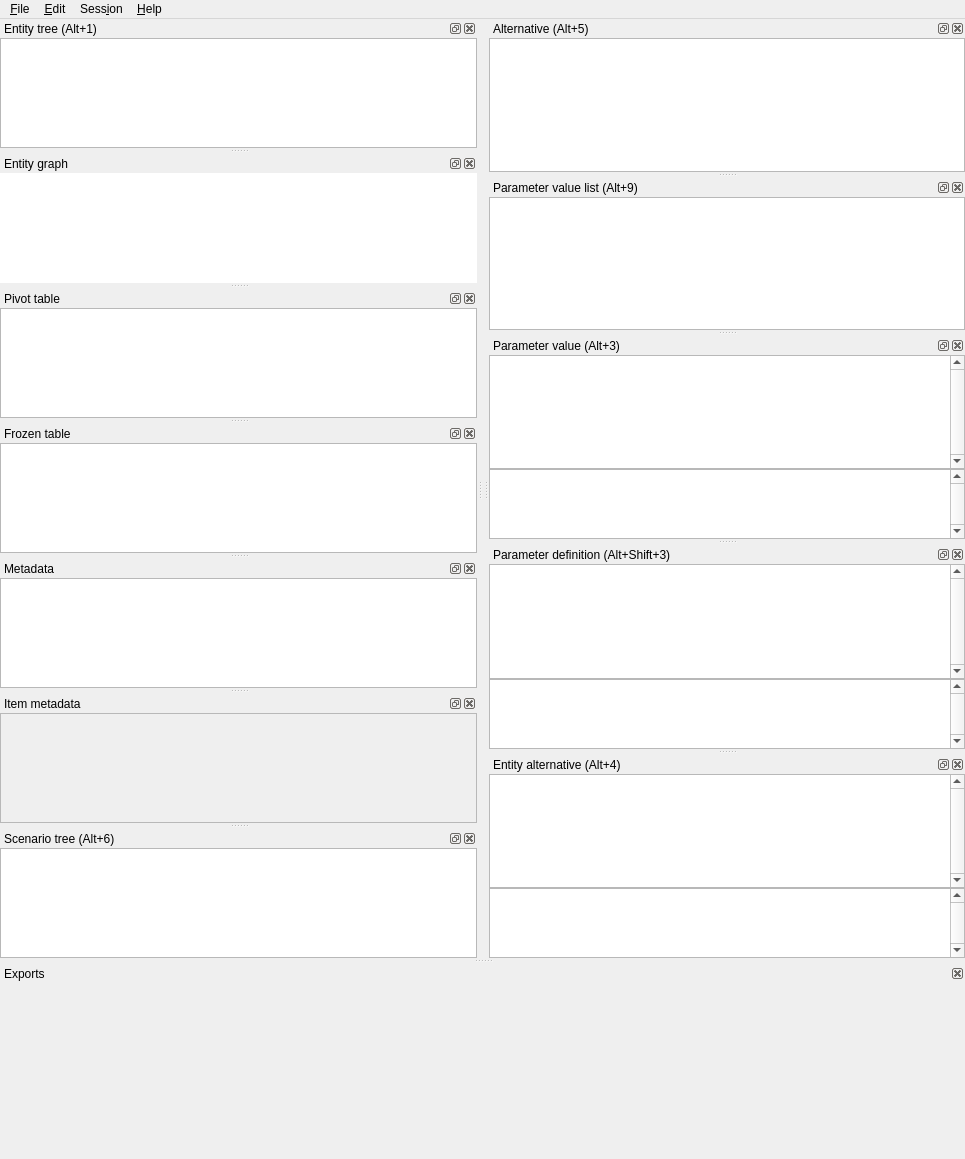
First picture: the form in spinetoolbox/spine_db_editor/ui/spine_db_editor_window.ui, repository spine-tools/Spine-Toolbox, before the edit.
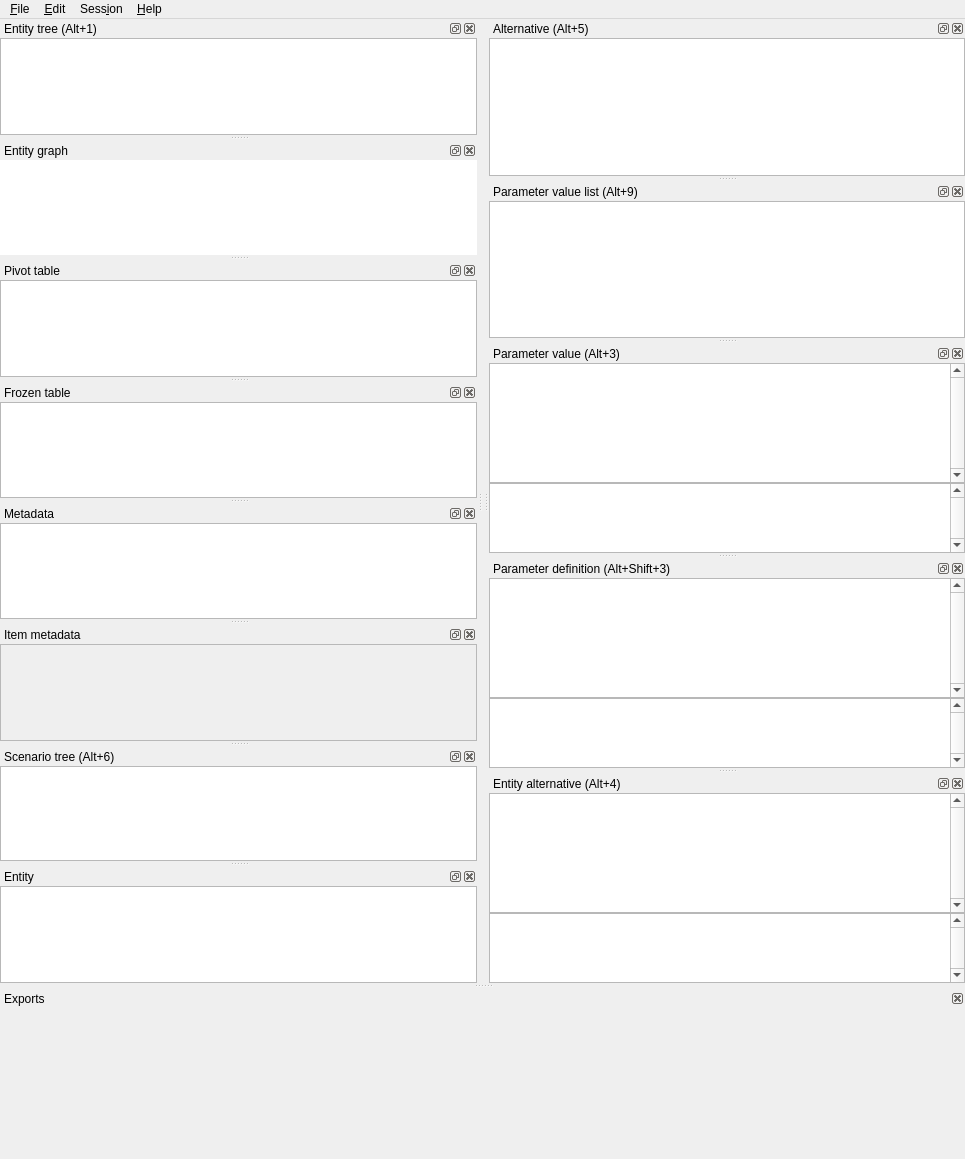
Second picture: the form after the edit. Icons and pictures are not drawn. Custom widgets are drawn as their Qt base class.

Commit message:
Fix multiple issues with copying/pasting in stacked tables
Commas as db item separators now work.
Excel TRUEs and FALSEs too.

Re #3008

```diff
--- a/spinetoolbox/spine_db_editor/ui/spine_db_editor_window.ui
+++ b/spinetoolbox/spine_db_editor/ui/spine_db_editor_window.ui
@@ -857,6 +857,36 @@
    <addaction name="menuSession"/>
    <addaction name="menuHelp"/>
   </widget>
+  <widget class="QDockWidget" name="entity_dock_widget">
+   <property name="windowTitle">
+    <string>Entity</string>
+   </property>
+   <attribute name="dockWidgetArea">
+    <number>1</number>
+   </attribute>
+   <widget class="QWidget" name="dockWidgetContents_4">
+    <layout class="QVBoxLayout" name="verticalLayout_3">
+     <property name="spacing">
+      <number>0</number>
+     </property>
+     <property name="leftMargin">
+      <number>0</number>
+     </property>
+     <property name="topMargin">
+      <number>0</number>
+     </property>
+     <property name="rightMargin">
+      <number>0</number>
+     </property>
+     <property name="bottomMargin">
+      <number>0</number>
+     </property>
+     <item>
+      <widget class="QTableView" name="entity_table_view"/>
+     </item>
+    </layout>
+   </widget>
+  </widget>
   <action name="actionCommit">
    <property name="enabled">
     <bool>true</bool>
```
Left out of the diff: 13 changed lines with no effect on the pictures. The commit also changes 10 other files.
